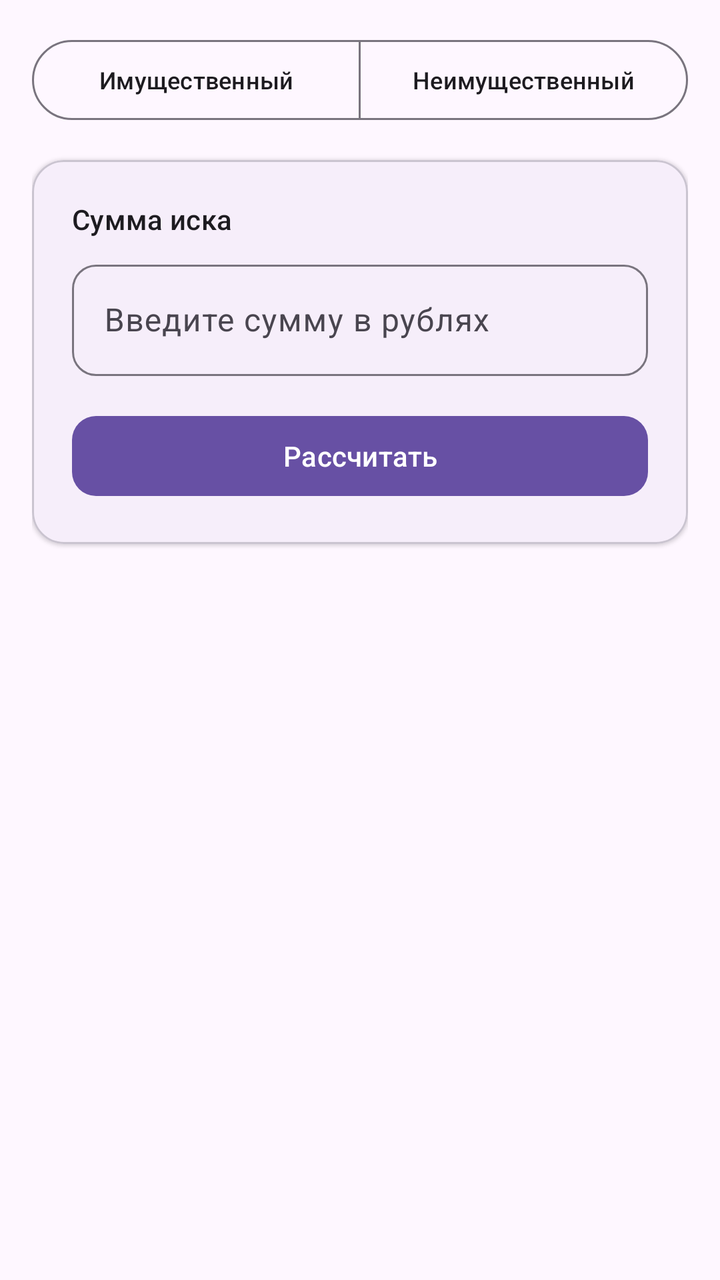
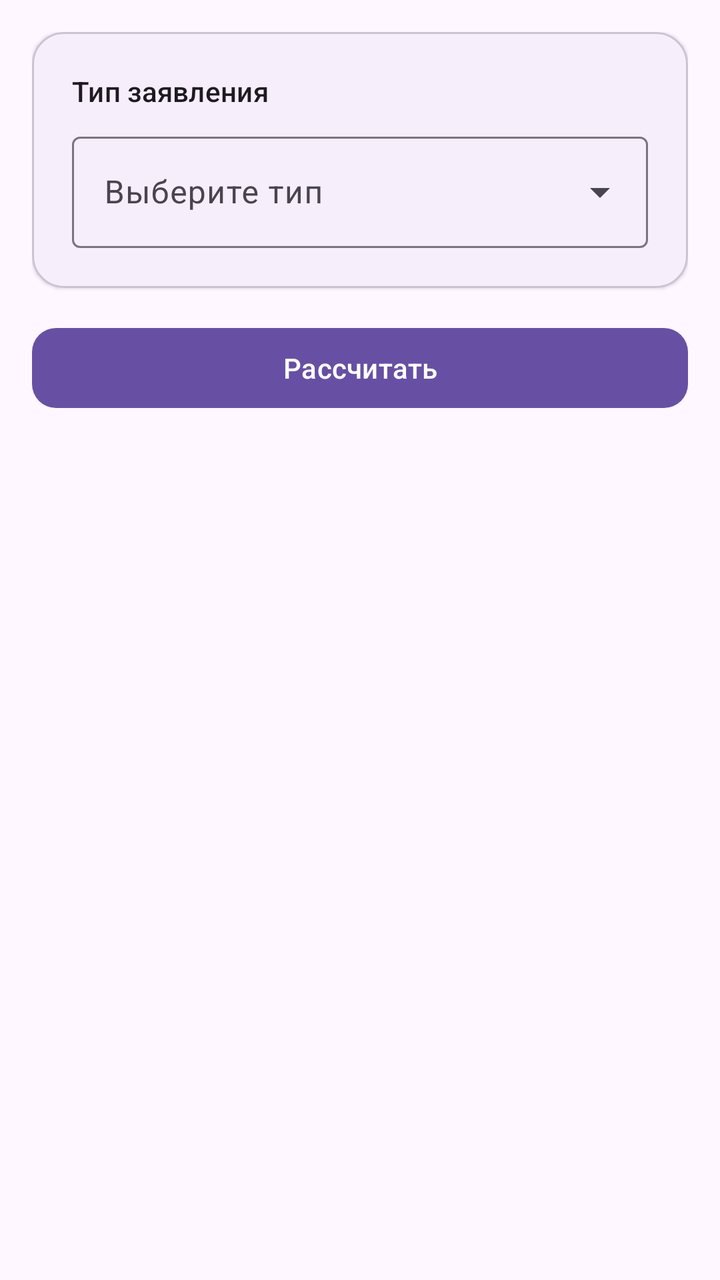

Before-and-after screenshots of an Android layout around one commit, followed by the original layout XML and the change that was made.
<!-- AndroidManifest.xml: application theme Theme.Material3.DayNight.NoActionBar -->
<!-- res/layout/fragment_court.xml -->
<?xml version="1.0" encoding="utf-8"?>
<ScrollView xmlns:android="http://schemas.android.com/apk/res/android"
    xmlns:app="http://schemas.android.com/apk/res-auto"
    android:layout_width="match_parent"
    android:layout_height="match_parent">

    <LinearLayout
        android:layout_width="match_parent"
        android:layout_height="wrap_content"
        android:orientation="vertical"
        android:padding="16dp">

        <com.google.android.material.button.MaterialButtonToggleGroup
            android:id="@+id/toggleGroup"
            android:layout_width="match_parent"
            android:layout_height="wrap_content"
            android:layout_marginBottom="16dp"
            app:singleSelection="true"
            app:selectionRequired="true">

            <com.google.android.material.button.MaterialButton
                android:id="@+id/btnProperty"
                style="?attr/materialButtonOutlinedStyle"
                android:layout_width="0dp"
                android:layout_height="wrap_content"
                android:layout_weight="1"
                android:text="Имущественный"
                android:textSize="12sp" />

            <com.google.android.material.button.MaterialButton
                android:id="@+id/btnNonProperty"
                style="?attr/materialButtonOutlinedStyle"
                android:layout_width="0dp"
                android:layout_height="wrap_content"
                android:layout_weight="1"
                android:text="Неимущественный"
                android:textSize="12sp" />

        </com.google.android.material.button.MaterialButtonToggleGroup>

        <com.google.android.material.card.MaterialCardView
            android:id="@+id/propertyCard"
            android:layout_width="match_parent"
            android:layout_height="wrap_content"
            android:layout_marginBottom="16dp"
            app:cardCornerRadius="16dp"
            app:cardElevation="1dp">

            <LinearLayout
                android:layout_width="match_parent"
                android:layout_height="wrap_content"
                android:orientation="vertical"
                android:padding="20dp">

                <TextView
                    android:layout_width="wrap_content"
                    android:layout_height="wrap_content"
                    android:text="Сумма иска"
                    android:textAppearance="?attr/textAppearanceTitleSmall"
                    android:layout_marginBottom="8dp" />

                <com.google.android.material.textfield.TextInputLayout
                    android:layout_width="match_parent"
                    android:layout_height="wrap_content"
                    android:hint="Введите сумму в рублях"
                    app:suffixText="₽"
                    app:boxCornerRadiusTopStart="12dp"
                    app:boxCornerRadiusTopEnd="12dp"
                    app:boxCornerRadiusBottomStart="12dp"
                    app:boxCornerRadiusBottomEnd="12dp">

                    <com.google.android.material.textfield.TextInputEditText
                        android:id="@+id/editAmount"
                        android:layout_width="match_parent"
                        android:layout_height="wrap_content"
                        android:inputType="numberDecimal" />

                </com.google.android.material.textfield.TextInputLayout>

                <com.google.android.material.button.MaterialButton
                    android:id="@+id/btnCalculate"
                    android:layout_width="match_parent"
                    android:layout_height="wrap_content"
                    android:layout_marginTop="16dp"
                    android:text="Рассчитать"
                    app:cornerRadius="12dp" />

            </LinearLayout>

        </com.google.android.material.card.MaterialCardView>

        <com.google.android.material.card.MaterialCardView
            android:id="@+id/nonPropertyCard"
            android:layout_width="match_parent"
            android:layout_height="wrap_content"
            android:visibility="gone"
            app:cardCornerRadius="16dp"
            app:cardElevation="1dp">

            <LinearLayout
                android:layout_width="match_parent"
                android:layout_height="wrap_content"
                android:orientation="vertical"
                android:padding="20dp">

                <TextView
                    android:layout_width="wrap_content"
                    android:layout_height="wrap_content"
                    android:text="Тип заявления"
                    android:textAppearance="?attr/textAppearanceTitleSmall"
                    android:layout_marginBottom="8dp" />

                <com.google.android.material.textfield.TextInputLayout
                    android:layout_width="match_parent"
                    android:layout_height="wrap_content"
                    style="@style/Widget.Material3.TextInputLayout.OutlinedBox.ExposedDropdownMenu"
                    android:hint="Выберите тип">

                    <AutoCompleteTextView
                        android:id="@+id/dropdownType"
                        android:layout_width="match_parent"
                        android:layout_height="wrap_content"
                        android:inputType="none" />

                </com.google.android.material.textfield.TextInputLayout>

            </LinearLayout>

        </com.google.android.material.card.MaterialCardView>

    </LinearLayout>

</ScrollView>
<!-- resources referenced by this layout -->
<resources>

</resources>

<!-- the commit's change to res/layout/fragment_court.xml (unified diff, before → after) -->
@@ -10,39 +10,50 @@
         android:orientation="vertical"
         android:padding="16dp">
 
-        <com.google.android.material.button.MaterialButtonToggleGroup
-            android:id="@+id/toggleGroup"
+        <com.google.android.material.card.MaterialCardView
             android:layout_width="match_parent"
             android:layout_height="wrap_content"
             android:layout_marginBottom="16dp"
-            app:singleSelection="true"
-            app:selectionRequired="true">
+            app:cardCornerRadius="16dp"
+            app:cardElevation="1dp">
 
-            <com.google.android.material.button.MaterialButton
-                android:id="@+id/btnProperty"
-                style="?attr/materialButtonOutlinedStyle"
-                android:layout_width="0dp"
+            <LinearLayout
+                android:layout_width="match_parent"
                 android:layout_height="wrap_content"
-                android:layout_weight="1"
-                android:text="Имущественный"
-                android:textSize="12sp" />
+                android:orientation="vertical"
+                android:padding="20dp">
 
-            <com.google.android.material.button.MaterialButton
-                android:id="@+id/btnNonProperty"
-                style="?attr/materialButtonOutlinedStyle"
-                android:layout_width="0dp"
-                android:layout_height="wrap_content"
-                android:layout_weight="1"
-                android:text="Неимущественный"
-                android:textSize="12sp" />
+                <TextView
+                    android:layout_width="wrap_content"
+                    android:layout_height="wrap_content"
+                    android:text="Тип заявления"
+                    android:textAppearance="?attr/textAppearanceTitleSmall"
+                    android:layout_marginBottom="8dp" />
 
-        </com.google.android.material.button.MaterialButtonToggleGroup>
+                <com.google.android.material.textfield.TextInputLayout
+                    android:layout_width="match_parent"
+                    android:layout_height="wrap_content"
+                    style="@style/Widget.Material3.TextInputLayout.OutlinedBox.ExposedDropdownMenu"
+                    android:hint="Выберите тип">
+
+                    <AutoCompleteTextView
+                        android:id="@+id/dropdownType"
+                        android:layout_width="match_parent"
+                        android:layout_height="wrap_content"
+                        android:inputType="none" />
+
+                </com.google.android.material.textfield.TextInputLayout>
+
+            </LinearLayout>
+
+        </com.google.android.material.card.MaterialCardView>
 
         <com.google.android.material.card.MaterialCardView
-            android:id="@+id/propertyCard"
+            android:id="@+id/amountCard"
             android:layout_width="match_parent"
             android:layout_height="wrap_content"
             android:layout_marginBottom="16dp"
+            android:visibility="gone"
             app:cardCornerRadius="16dp"
             app:cardElevation="1dp">
 
@@ -77,56 +88,16 @@
 
                 </com.google.android.material.textfield.TextInputLayout>
 
-                <com.google.android.material.button.MaterialButton
-                    android:id="@+id/btnCalculate"
-                    android:layout_width="match_parent"
-                    android:layout_height="wrap_content"
-                    android:layout_marginTop="16dp"
-                    android:text="Рассчитать"
-                    app:cornerRadius="12dp" />
-
             </LinearLayout>
 
         </com.google.android.material.card.MaterialCardView>
 
-        <com.google.android.material.card.MaterialCardView
-            android:id="@+id/nonPropertyCard"
+        <com.google.android.material.button.MaterialButton
+            android:id="@+id/btnCalculate"
             android:layout_width="match_parent"
             android:layout_height="wrap_content"
-            android:visibility="gone"
-            app:cardCornerRadius="16dp"
-            app:cardElevation="1dp">
-
-            <LinearLayout
-                android:layout_width="match_parent"
-                android:layout_height="wrap_content"
-                android:orientation="vertical"
-                android:padding="20dp">
-
-                <TextView
-                    android:layout_width="wrap_content"
-                    android:layout_height="wrap_content"
-                    android:text="Тип заявления"
-                    android:textAppearance="?attr/textAppearanceTitleSmall"
-                    android:layout_marginBottom="8dp" />
-
-                <com.google.android.material.textfield.TextInputLayout
-                    android:layout_width="match_parent"
-                    android:layout_height="wrap_content"
-                    style="@style/Widget.Material3.TextInputLayout.OutlinedBox.ExposedDropdownMenu"
-                    android:hint="Выберите тип">
-
-                    <AutoCompleteTextView
-                        android:id="@+id/dropdownType"
-                        android:layout_width="match_parent"
-                        android:layout_height="wrap_content"
-                        android:inputType="none" />
-
-                </com.google.android.material.textfield.TextInputLayout>
-
-            </LinearLayout>
-
-        </com.google.android.material.card.MaterialCardView>
+            android:text="Рассчитать"
+            app:cornerRadius="12dp" />
 
     </LinearLayout>
 
